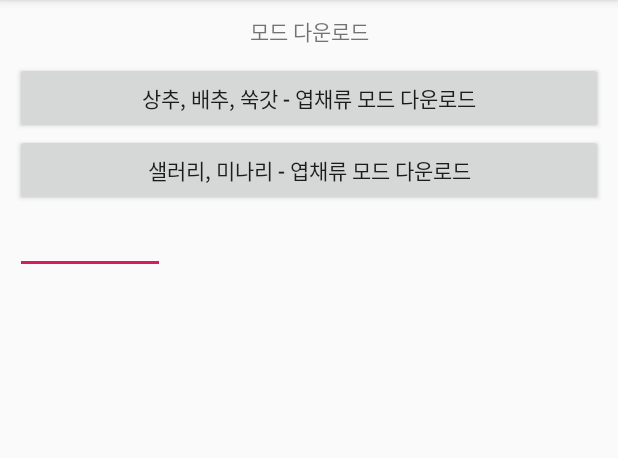
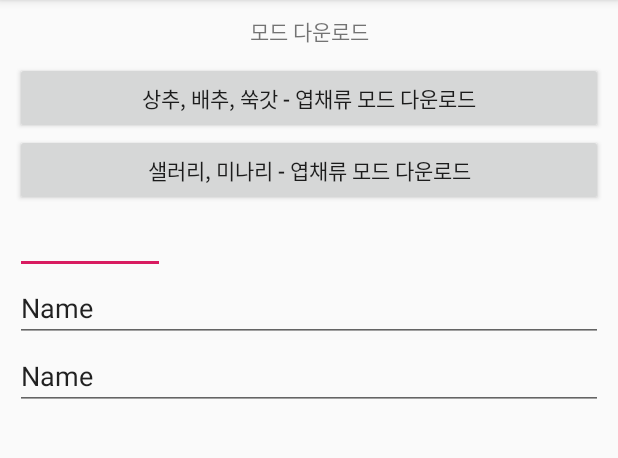
Before and after one commit to JJinTae/ICTminiSmartFarmApp, an Android app: the PageModeDown screen opened directly, with no data from a screen before it, on a phone screen of 412 x 824 dp, the part 84-542 px from its top. Run offline under Robolectric (Android 15) with nearby library versions, the phone set to English and light mode, and no system bars.

```diff
--- a/app/src/main/java/com/example/smartfarm/MainActivity.java
+++ b/app/src/main/java/com/example/smartfarm/MainActivity.java
@@ -17,9 +17,14 @@ public class MainActivity extends AppCompatActivity {
         Log.d("ACTIVITY_LC", "onCreate 호출됨");
         Toast.makeText(getApplicationContext(), "onCreate 호출됨", Toast.LENGTH_SHORT).show();
 
+
+
+
+
         Button btnModeDown = (Button) findViewById(R.id.openModeDown);
         Button btnControlFarm = (Button) findViewById(R.id.openControlFarm);
         Button btnInsertMode = (Button) findViewById(R.id.openInsertMode);
+
 
         btnModeDown.setOnClickListener(new View.OnClickListener(){
             @Override
--- a/app/src/main/java/com/example/smartfarm/PageModeDown.java
+++ b/app/src/main/java/com/example/smartfarm/PageModeDown.java
@@ -5,7 +5,11 @@ import android.content.SharedPreferences;
 import android.support.v7.app.AppCompatActivity;
 import android.os.Bundle;
 import android.util.Log;
+import android.view.View;
+import android.widget.ArrayAdapter;
 import android.widget.EditText;
+import android.widget.ListView;
+import android.widget.TextView;
 import android.widget.Toast;
 
 public class PageModeDown extends AppCompatActivity {
@@ -13,22 +17,58 @@ public class PageModeDown extends AppCompatActivity {
     EditText et_save;
     String shared = "file";
 
+    // 여기부터 수정
+    EditText etName, etMenu;
+    // 여기까지
+
+
     @Override
     protected void onCreate(Bundle savedInstanceState) {
         super.onCreate(savedInstanceState);
         setContentView(R.layout.activity_page_mode_down);
+
+
         Intent intent = getIntent();
         Log.d("ACTIVITY_LC", intent.getStringExtra("message"));
-
-
-
 
         et_save = (EditText)findViewById(R.id.et_save);
         SharedPreferences sharedPreferences = getSharedPreferences(shared, 0);
         String value = sharedPreferences.getString("kim","");
         et_save.setText(value);
 
+        // 여기
+        init();
+        // 여기 까지
+
     }
+
+
+    // 여기 함수
+    void init(){
+        etName = (EditText) findViewById(R.id.etname);
+        etMenu = (EditText) findViewById(R.id.etmenu);
+    }
+
+    public void onClick(View v){
+        if(v.getId() == R.id.downNum1){
+            Intent intent = new Intent();
+
+            String name = etName.getText().toString();
+            String menu = etMenu.getText().toString();
+
+            smartfarm temp = new smartfarm(name, menu);
+
+            intent.putExtra("smartfarm", temp);
+            setResult(RESULT_OK, intent);
+            // 모드 적용 페이지 바로 띄우기
+            Intent activity = new Intent(getApplicationContext(), PageInsertMode.class);
+            startActivity(activity);
+            // 모드 적용 페이지 바로 띄우기
+        }
+
+
+    }
+    // 여기 까지
 
     @Override
     protected void onDestroy() {
--- a/app/src/main/res/layout/activity_page_mode_down.xml
+++ b/app/src/main/res/layout/activity_page_mode_down.xml
@@ -22,9 +22,10 @@
         android:orientation="vertical">
 
         <Button
-            android:id="@+id/button3"
+            android:id="@+id/downNum1"
             android:layout_width="match_parent"
             android:layout_height="wrap_content"
+            android:onClick="onClick"
             android:text="상추, 배추, 쑥갓 - 엽채류 모드 다운로드" />
 
         <Button
@@ -38,6 +39,22 @@
             android:layout_width="100dp"
             android:layout_height="wrap_content" />
 
+        <EditText
+            android:id="@+id/etname"
+            android:layout_width="match_parent"
+            android:layout_height="wrap_content"
+            android:ems="10"
+            android:inputType="textPersonName"
+            android:text="Name" />
+
+        <EditText
+            android:id="@+id/etmenu"
+            android:layout_width="match_parent"
+            android:layout_height="wrap_content"
+            android:ems="10"
+            android:inputType="textPersonName"
+            android:text="Name" />
+
     </LinearLayout>
 
 
```
Also changed, not shown: app/src/main/java/com/example/smartfarm/PageInsertMode.java (+94 -1 lines), app/src/main/java/com/example/smartfarm/smartfarm.java (added, +42 -0 lines), app/src/main/res/layout/activity_page_insert_mode.xml (+13 -1 lines).
